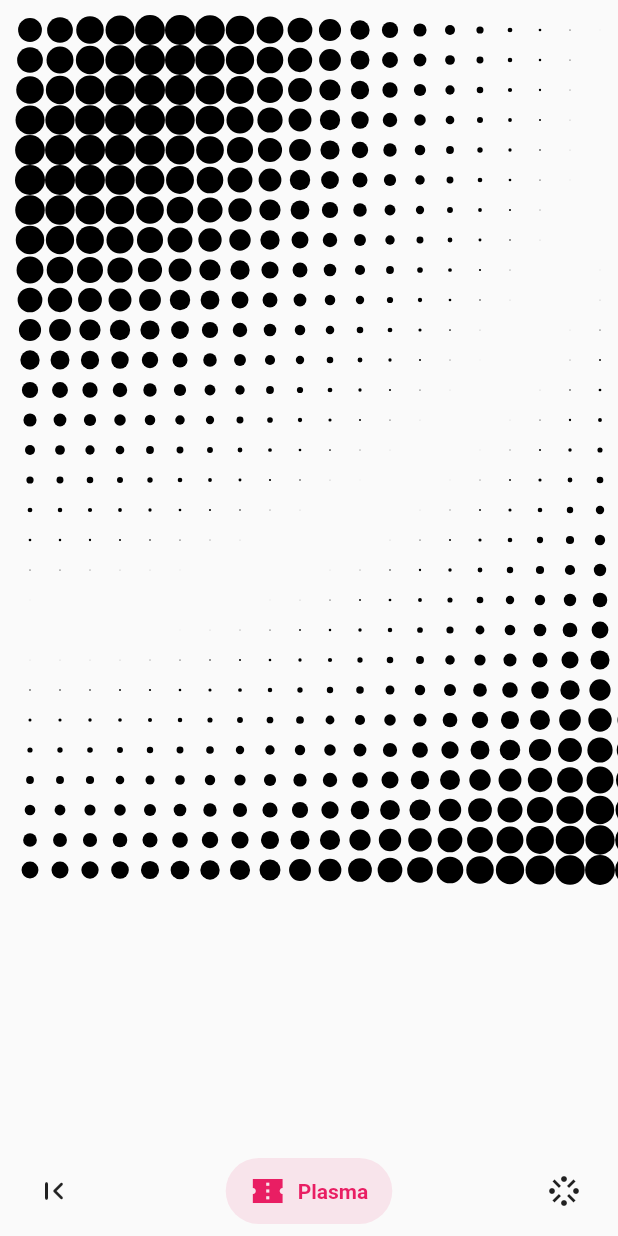
After one commit to jamescardona11/flutter_art_project, a Flutter app: the EffectPage screen opened directly, item 2 of the bottom bar chosen, on a phone screen of 412 x 824 dp. The commit adds this screen. Run offline on Flutter 3.47's test engine with Material 2 defaults, Android fonts, the phone set to English and light mode, and no system bars; drawn by our look-alikes of salomon_bottom_bar; missing offline and left inert: fast_noise.

Commit message:
create a plasma effect

```diff
--- a/lib/model/particle.dart
+++ b/lib/model/particle.dart
@@ -9,7 +9,8 @@ class Particle {
 
   final double speed;
   final double theta;
-  final double radius;
+  double alpha;
+  double radius;
 
   Particle({
     this.position = const Offset(-1, -1),
@@ -17,6 +18,7 @@ class Particle {
     this.radius = 0,
     this.speed = 0,
     this.theta = 0,
+    this.alpha = 0,
   }) : origin = position;
 
   void validateAndUpdate(RgnModel rgn, Size size) {
--- /dev/null
+++ b/lib/pages/effect/effect_page.dart
@@ -0,0 +1,55 @@
+import 'package:flutter/material.dart';
+import 'package:salomon_bottom_bar/salomon_bottom_bar.dart';
+
+import 'cone_effect_view.dart';
+import 'plasma_effect_view.dart';
+
+class EffectPage extends StatefulWidget {
+  const EffectPage({
+    Key? key,
+  }) : super(key: key);
+
+  @override
+  _EffectPageState createState() => _EffectPageState();
+}
+
+class _EffectPageState extends State<EffectPage> {
+  int _currentIndex = 0;
+
+  @override
+  Widget build(BuildContext context) {
+    return Scaffold(
+      body: IndexedStack(
+        index: _currentIndex,
+        children: const [
+          ConeEffectView(),
+          PlasmaEffectView(),
+        ],
+      ),
+      bottomNavigationBar: SafeArea(
+        bottom: true,
+        child: SalomonBottomBar(
+          currentIndex: _currentIndex,
+          onTap: (i) => setState(() => _currentIndex = i),
+          items: [
+            SalomonBottomBarItem(
+              icon: const Icon(Icons.first_page_rounded),
+              title: const Text("Cone"),
+              selectedColor: Colors.purple,
+            ),
+            SalomonBottomBarItem(
+              icon: const Icon(Icons.confirmation_number_sharp),
+              title: const Text("Plasma"),
+              selectedColor: Colors.pink,
+            ),
+            SalomonBottomBarItem(
+              icon: const Icon(Icons.stream),
+              title: const Text("Sphere"),
+              selectedColor: Colors.teal,
+            ),
+          ],
+        ),
+      ),
+    );
+  }
+}
--- /dev/null
+++ b/lib/pages/effect/plasma_effect_view.dart
@@ -0,0 +1,126 @@
+import 'dart:math';
+
+import 'package:fast_noise/fast_noise.dart';
+import 'package:flutter/material.dart';
+import 'package:flutter_art_project/model/particle.dart';
+
+class PlasmaEffectView extends StatefulWidget {
+  const PlasmaEffectView({Key? key}) : super(key: key);
+
+  @override
+  PlasmaEffectViewState createState() => PlasmaEffectViewState();
+}
+
+class PlasmaEffectViewState extends State<PlasmaEffectView>
+    with SingleTickerProviderStateMixin {
+  late Animation<double> animation;
+  late AnimationController controller;
+
+  List<Particle> particles = [];
+
+  @override
+  void initState() {
+    super.initState();
+
+    controller =
+        AnimationController(vsync: this, duration: const Duration(seconds: 5));
+    animation = Tween<double>(begin: 0, end: 300).animate(controller)
+      ..addListener(() {
+        if (particles.length == 0) {
+          createBlobField();
+        } else {
+          setState(() {
+            updateBlobField();
+          });
+        }
+      })
+      ..addStatusListener((status) {
+        if (status == AnimationStatus.completed) {
+          controller.repeat();
+        } else if (status == AnimationStatus.dismissed) {
+          controller.forward();
+        }
+      });
+    controller.forward();
+  }
+
+  @override
+  Widget build(BuildContext context) {
+    return CustomPaint(
+      painter: _PlasmaPainter(
+          particles, animation.value, MediaQuery.of(context).size),
+      child: Container(),
+    );
+  }
+
+  @override
+  void dispose() {
+    controller.dispose();
+    super.dispose();
+  }
+
+  void createBlobField() {
+    blobField();
+  }
+
+  final w = 600;
+  final step = 20;
+
+  void blobField() {
+    for (var y = step; y < w; y += step) {
+      for (var x = step; x < w; x += step) {
+        final r = sqrt(x * x + y * y); // xxx + yyy
+
+        final f = r / w; // varies from 0 to 1
+        final angle = f * 2 * pi; // varies from 0 to 360 deg or 2pi radians
+        final g = sin(angle); //varies from -1 to 1
+
+        final p = Particle(
+          position: Offset(x.toDouble(), y.toDouble()),
+          radius: (g + 1) * 5,
+          alpha: angle,
+          color: Colors.black,
+        );
+
+        particles.add(p);
+      }
+    }
+  }
+
+  double t = 0;
+  void updateBlobField() {
+    particles.forEach((p) {
+      setParticle(p);
+    });
+  }
+
+  final da = 0.01;
+  void setParticle(Particle p) {
+    p.alpha += da;
+    p.radius = (sin(p.alpha) + 1.0) * 5;
+  }
+}
+
+class _PlasmaPainter extends CustomPainter {
+  _PlasmaPainter(this.particles, this.animValue, this.canvasSize);
+
+  final List<Particle> particles;
+
+  final double animValue;
+  final Size canvasSize;
+
+  @override
+  void paint(Canvas canvas, Size size) {
+    particles.forEach((p) {
+      final paint = Paint()
+        ..style = PaintingStyle.fill
+        ..strokeWidth = 5
+        ..color = p.color;
+
+      canvas.drawCircle(p.position, p.radius, paint);
+    });
+  }
+
+  @override
+  bool shouldRepaint(covariant CustomPainter oldDelegate) => true;
+}
--- a/pubspec.yaml
+++ b/pubspec.yaml
@@ -10,8 +10,7 @@ environment:
 dependencies:
   flutter:
     sdk: flutter
-  fast_noise:
-    git: https://github.com/jamescardona11/fast_noise
+  fast_noise: ^1.0.1
   salomon_bottom_bar: ^3.0.0
 
 dev_dependencies:
```
Also changed, not shown: lib/main.dart (+7 -1 lines), lib/pages/effect/cone_effect_view.dart (renamed from lib/pages/cone_view.dart, +52 -13 lines), lib/pages/painter/cone_painter.dart (deleted, +0 -45 lines).
